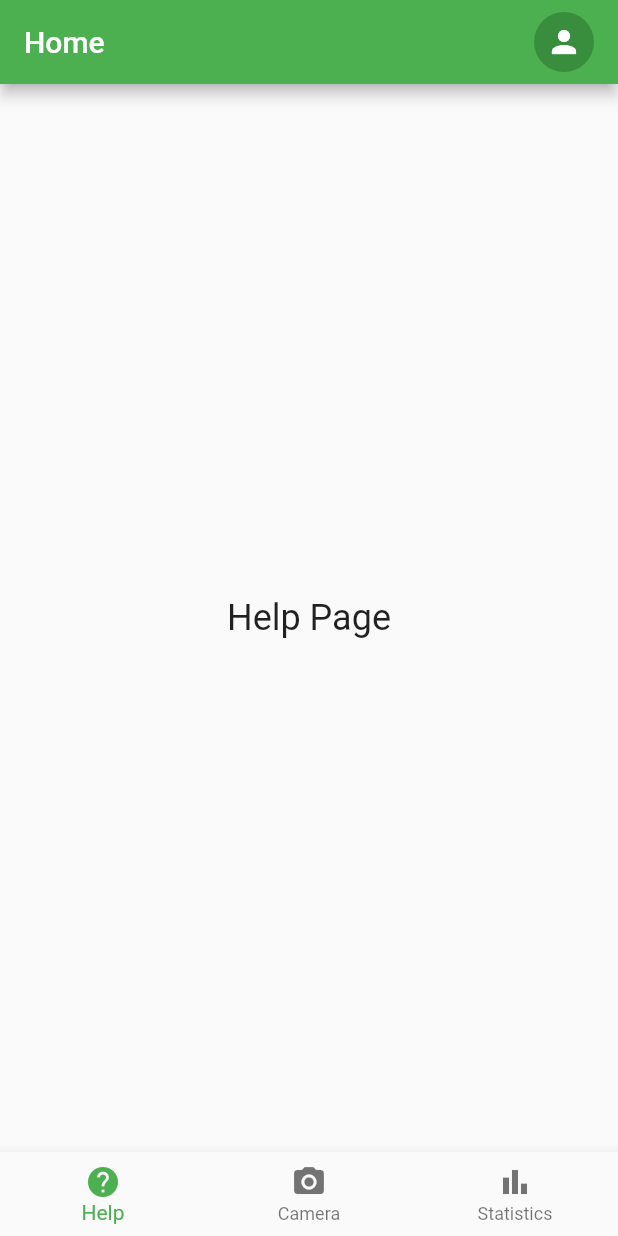
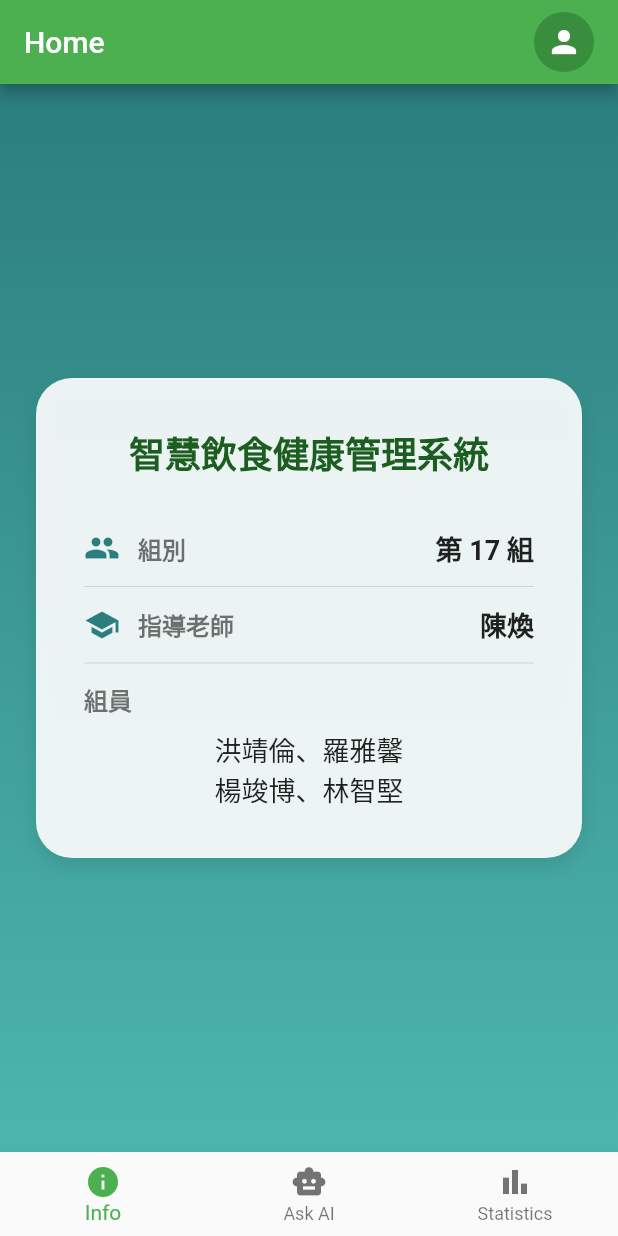
Before and after one commit to skyypp2020/vege_fruit_app, a Flutter app: the HomeScreen screen opened directly, on a phone screen of 412 x 824 dp. Run offline on Flutter 3.47's test engine with Material 2 defaults, Android fonts, the light colour scheme and no system bars.

Commit message:
更新並建立佈署DEMO SITE說明

```diff
--- a/lib/screens/help_page.dart
+++ b/lib/screens/help_page.dart
@@ -5,11 +5,111 @@ class HelpPage extends StatelessWidget {
 
   @override
   Widget build(BuildContext context) {
-    return const Center(
-      child: Text(
-        'Help Page',
-        style: TextStyle(fontSize: 24),
+    return Scaffold(
+      body: Stack(
+        children: [
+          // Gradient Background
+          Container(
+            width: double.infinity,
+            height: double.infinity,
+            decoration: const BoxDecoration(
+              gradient: LinearGradient(
+                begin: Alignment.topCenter,
+                end: Alignment.bottomCenter,
+                colors: [
+                  Color(0xFF2C7E7E), // Darker teal at top
+                  Color(0xFF4DB6AC), // Lighter teal
+                ],
+              ),
+            ),
+          ),
+          // Content Card
+          Center(
+            child: Container(
+              margin: const EdgeInsets.symmetric(horizontal: 24.0),
+              padding: const EdgeInsets.all(32.0),
+              decoration: BoxDecoration(
+                color: Colors.white.withOpacity(0.9),
+                borderRadius: BorderRadius.circular(24.0),
+                boxShadow: [
+                  BoxShadow(
+                    color: Colors.black.withOpacity(0.1),
+                    blurRadius: 10,
+                    offset: const Offset(0, 5),
+                  ),
+                ],
+              ),
+              child: Column(
+                mainAxisSize: MainAxisSize.min,
+                children: [
+                  const Text(
+                    '智慧飲食健康管理系統',
+                    textAlign: TextAlign.center,
+                    style: TextStyle(
+                      fontSize: 24,
+                      fontWeight: FontWeight.bold,
+                      color: Color(0xFF1B5E20),
+                    ),
+                  ),
+                  const SizedBox(height: 32),
+                  _buildInfoRow(Icons.group, '組別', '第 17 組'),
+                  const Divider(height: 24),
+                  _buildInfoRow(Icons.school, '指導老師', '陳煥'),
+                  const Divider(height: 24),
+                  const Align(
+                    alignment: Alignment.centerLeft,
+                    child: Text(
+                      '組員',
+                      style: TextStyle(
+                        fontSize: 16,
+                        fontWeight: FontWeight.bold,
+                        color: Colors.black54,
+                      ),
+                    ),
+                  ),
+                  const SizedBox(height: 8),
+                  const Text(
+                    '洪靖倫、羅雅馨\n楊竣博、林智堅',
+                    textAlign: TextAlign.center,
+                    style: TextStyle(
+                      fontSize: 18,
+                      fontWeight: FontWeight.w500,
+                      color: Colors.black87,
+                      height: 1.5,
+                    ),
+                  ),
+                ],
+              ),
+            ),
+          ),
+        ],
       ),
     );
   }
+
+  Widget _buildInfoRow(IconData icon, String label, String value) {
+    return Row(
+      children: [
+        Icon(icon, color: const Color(0xFF2C7E7E)),
+        const SizedBox(width: 12),
+        Text(
+          label,
+          style: const TextStyle(
+            fontSize: 16,
+            fontWeight: FontWeight.bold,
+            color: Colors.black54,
+          ),
+        ),
+        const Spacer(),
+        Text(
+          value,
+          style: const TextStyle(
+            fontSize: 18,
+            fontWeight: FontWeight.bold,
+            color: Colors.black87,
+          ),
+        ),
+      ],
+    );
+  }
 }
--- a/lib/screens/home_screen.dart
+++ b/lib/screens/home_screen.dart
@@ -79,12 +79,12 @@ class _HomeScreenState extends State<HomeScreen> {
       bottomNavigationBar: BottomNavigationBar(
         items: const <BottomNavigationBarItem>[
           BottomNavigationBarItem(
-            icon: Icon(Icons.help),
-            label: 'Help',
+            icon: Icon(Icons.info),
+            label: 'Info',
           ),
           BottomNavigationBarItem(
-            icon: Icon(Icons.camera_alt),
-            label: 'Camera',
+            icon: Icon(Icons.smart_toy),
+            label: 'Ask AI',
           ),
           BottomNavigationBarItem(
             icon: Icon(Icons.bar_chart),
```
Also changed, not shown: 1 other file.
